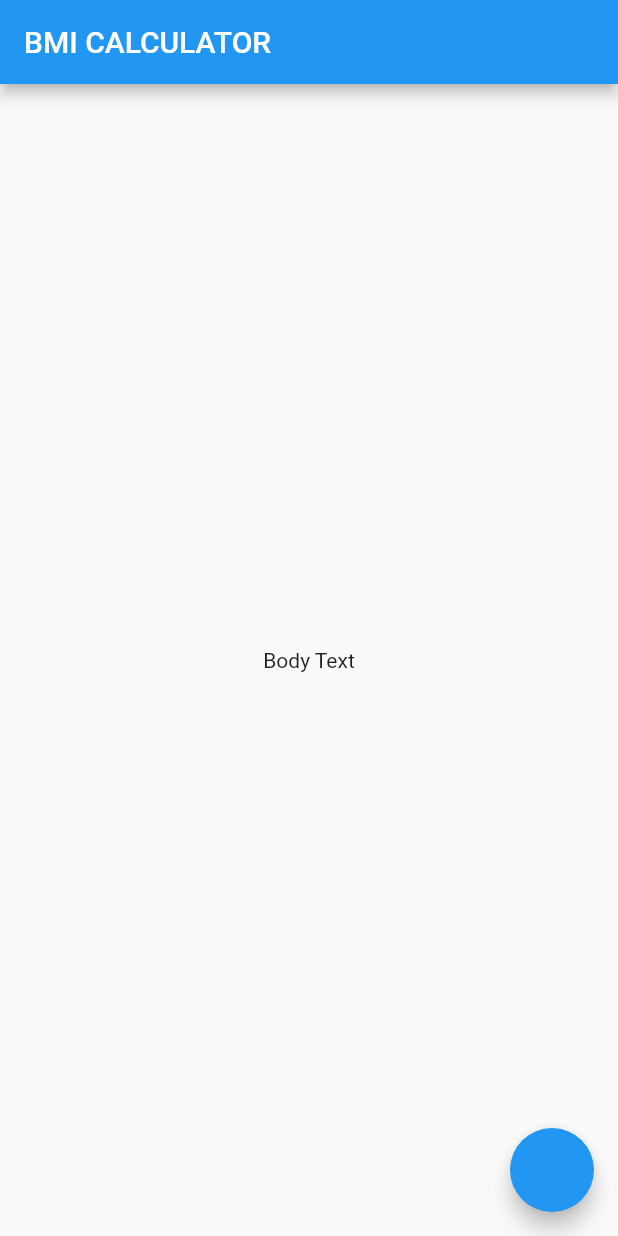
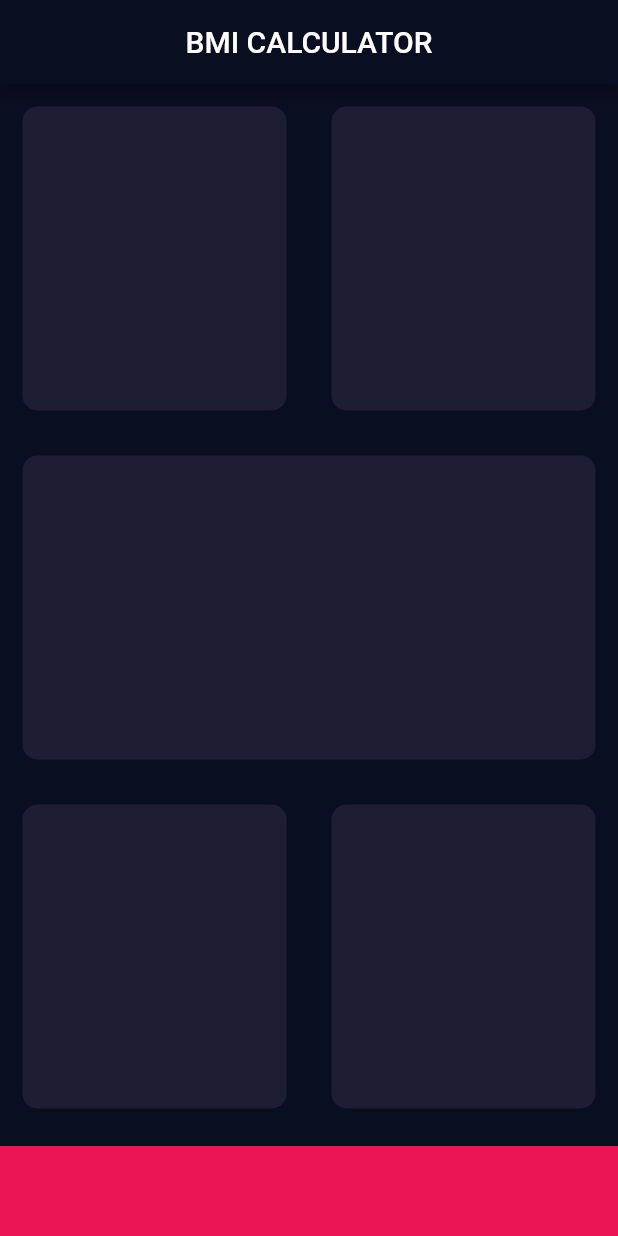
Before and after one commit to himanshudhillon09/flutter_bootcamp, a Flutter app: the screen it shows after launch, on a phone screen of 412 x 824 dp. Run offline on Flutter 3.47's test engine with Material 2 defaults, Android fonts, the phone set to English and light mode, and no system bars; our stand-ins replace audioplayers, rflutter_alert; missing offline and left inert: dart:ffi.

Commit message:
Added basic layout to app

```diff
--- /dev/null
+++ b/bmi_calculator/lib/inputPage.dart
@@ -0,0 +1,71 @@
+import 'package:flutter/material.dart';
+
+const cardColor = Color(0xFF1D1E33);
+const bottomContainerColor = Color(0xFFEB1555);
+
+class InputPage extends StatefulWidget {
+  @override
+  _InputPageState createState() => _InputPageState();
+}
+
+class _InputPageState extends State<InputPage> {
+  @override
+  Widget build(BuildContext context) {
+    return Scaffold(
+      appBar: AppBar(
+        title: Center(child: Text('BMI CALCULATOR')),
+      ),
+      body: Column(
+        children: [
+          Expanded(
+              child: Row(
+            children: [
+              Expanded(
+                child: Card(),
+              ),
+              Expanded(
+                child: Card(),
+              )
+            ],
+          )),
+          Expanded(
+            child: Card(),
+          ),
+          Expanded(
+              child: Row(
+            children: [
+              Expanded(
+                child: Card(),
+              ),
+              Expanded(
+                child: Card(),
+              ),
+            ],
+          )),
+          Container(
+            margin: EdgeInsets.only(top: 10),
+            color: bottomContainerColor,
+            width: double.infinity,
+            height: 60.0,
+          )
+        ],
+      ),
+    );
+  }
+}
+
+class Card extends StatelessWidget {
+  Card({this.colour = cardColor});
+  final Color colour;
+
+  @override
+  Widget build(BuildContext context) {
+    return Container(
+      margin: EdgeInsets.all(15.0),
+      decoration: BoxDecoration(
+        borderRadius: BorderRadius.circular(10),
+        color: colour,
+      ),
+    );
+  }
+}
--- a/bmi_calculator/lib/main.dart
+++ b/bmi_calculator/lib/main.dart
@@ -1,4 +1,5 @@
 import 'package:flutter/material.dart';
+import 'inputPage.dart';
 
 void main() => runApp(BMICalculator());
 
@@ -6,29 +7,13 @@ class BMICalculator extends StatelessWidget {
   @override
   Widget build(BuildContext context) {
     return MaterialApp(
+      debugShowCheckedModeBanner: false,
+      theme: ThemeData.dark().copyWith(
+          appBarTheme: AppBarTheme(backgroundColor: Color(0xFF0A0E21)),
+          scaffoldBackgroundColor: Color(0xFF0A0E21),
+          floatingActionButtonTheme:
+              FloatingActionButtonThemeData(backgroundColor: Colors.purple)),
       home: InputPage(),
     );
   }
 }
-
-class InputPage extends StatefulWidget {
-  @override
-  _InputPageState createState() => _InputPageState();
-}
-
-class _InputPageState extends State<InputPage> {
-  @override
-  Widget build(BuildContext context) {
-    return Scaffold(
-      appBar: AppBar(
-        title: Text('BMI CALCULATOR'),
-      ),
-      body: Center(
-        child: Text('Body Text'),
-      ),
-      floatingActionButton: FloatingActionButton(
-        onPressed: () {},
-      ),
-    );
-  }
-}
```
Also changed, not shown: 57 other files.
